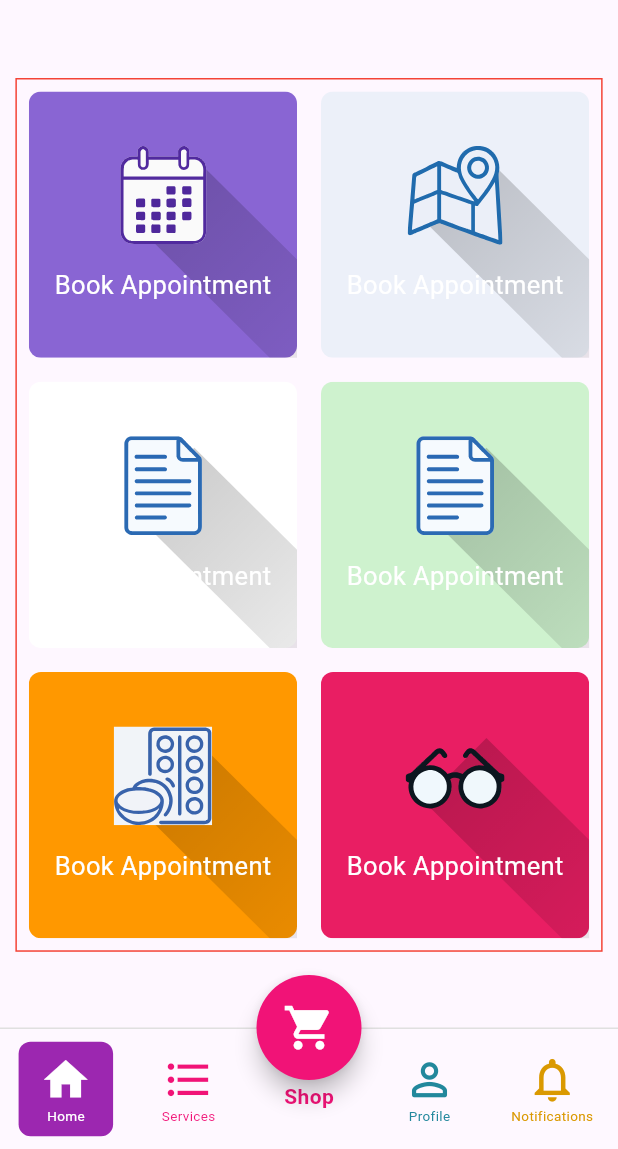
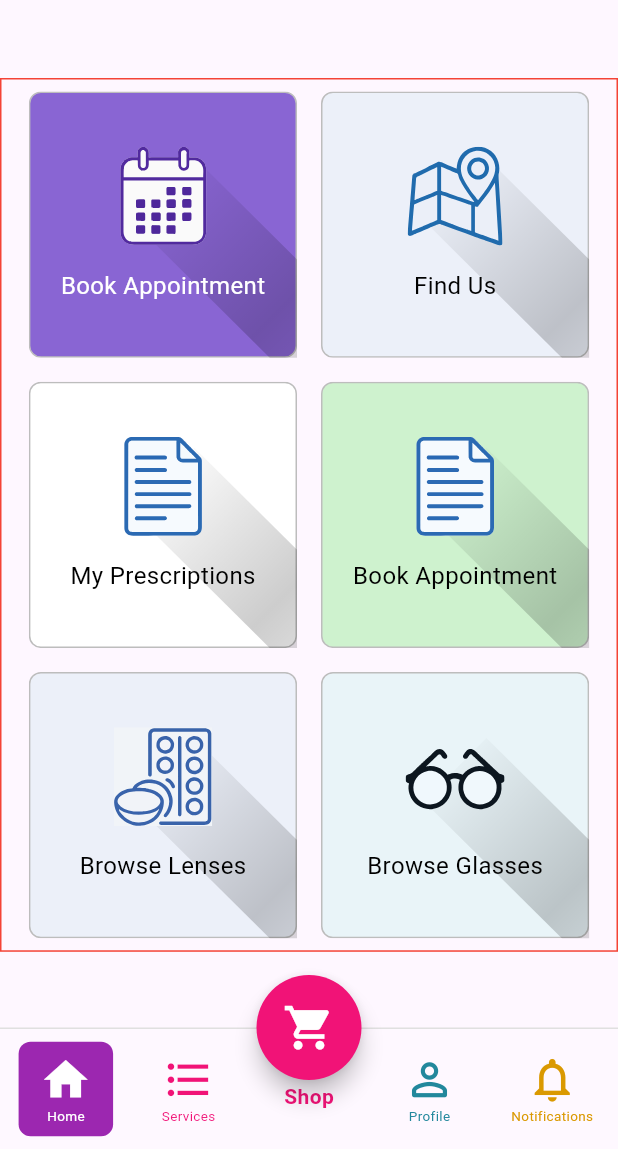
Before and after one commit to abbashashem283/babivision, a Flutter app: the screen it shows after launch, on a phone screen of 412 x 824 dp, the part 87-1236 px from its top. Run offline on Flutter 3.47's test engine with Material 3 defaults, Android fonts, the phone set to English and light mode, and no system bars; our stand-ins replace dio, flutter_dotenv, flutter_secure_storage, flutter_svg, pin_code_fields.

Commit message:
grid menu svgs ready and implemented responsive side menu

```diff
--- a/lib/Utils/extenstions/ResponsiveContext.dart
+++ b/lib/Utils/extenstions/ResponsiveContext.dart
@@ -4,6 +4,8 @@ enum ScreenSize { sm, md, lg, xl, xxl }
 
 extension ResponsiveContext on BuildContext {
   double get width => MediaQuery.of(this).size.width;
+  double get height => MediaQuery.of(this).size.height;
+  double get ratio => width / height;
 
   ScreenSize get screenSize {
     if (width >= 1536) return ScreenSize.xxl;
@@ -28,4 +30,12 @@ extension ResponsiveContext on BuildContext {
         return sm;
     }
   }
+
+  double percentageOfWidth(double percent) {
+    return width * percent;
+  }
+
+  double percentageOfHeight(double percent) {
+    return height * percent;
+  }
 }
--- a/lib/data/KConstants.dart
+++ b/lib/data/KConstants.dart
@@ -14,6 +14,7 @@ class KColors {
   static final Color contactIcon = Color.fromARGB(255, 39, 118, 143);
   static final Color appointment = Color.fromARGB(255, 137, 101, 211);
   static final Color findUs = Color.fromARGB(255, 236, 240, 249);
+  static final Color findUsIcon = Color.fromARGB(255, 32, 107, 173);
   static final Color orderLenses = Color.fromARGB(255, 206, 242, 206);
 
   static Color getColor(context, String color) {
--- a/lib/views/cards/DiagonalShadow.dart
+++ b/lib/views/cards/DiagonalShadow.dart
@@ -66,6 +66,7 @@ class DiagonalShadow extends StatelessWidget {
                                 BoxDecoration(
                                   gradient: LinearGradient(
                                     colors: [
+                                      Color.fromARGB(5, 0, 0, 0),
                                       Color.fromARGB(50, 0, 0, 0),
                                       Color.fromARGB(5, 0, 0, 0),
                                     ],
--- a/lib/views/pages/HomePage.dart
+++ b/lib/views/pages/HomePage.dart
@@ -5,6 +5,7 @@ import 'package:babivision/views/cards/DiagonalShadow.dart';
 import 'package:babivision/views/debug/B.dart';
 import 'package:flutter/material.dart';
 import 'package:babivision/data/KConstants.dart';
+import 'package:babivision/Utils/extenstions/ResponsiveContext.dart';
 import 'package:flutter_svg/svg.dart';
 
 class Homepage extends StatefulWidget {
@@ -36,8 +37,8 @@ class _HomepageState extends State<Homepage> {
                         label: Text(
                           data["label"],
                           style: TextStyle(
-                            color: Colors.white,
-                            fontSize: (height * 0.03).clamp(0, 17),
+                            color: data["color"],
+                            fontSize: context.responsive(sm: 16, md: 26),
                           ),
                         ),
                         icon: SvgPicture.asset(
@@ -48,7 +49,9 @@ class _HomepageState extends State<Homepage> {
                         decoration: BoxDecoration(
                           color: data["backgroundColor"],
                           borderRadius: BorderRadius.circular(8),
+                          border: Border.all(color: Colors.grey[400]!),
                         ),
+
                         //shadowDecoration: BoxDecoration(color: Colors.red),
                       ),
                     ),
@@ -137,7 +140,7 @@ class _HomepageState extends State<Homepage> {
       ),
       drawer: SafeArea(
         child: Container(
-          width: 280,
+          width: context.percentageOfWidth(.7),
           height: double.infinity,
           color: KColors.offWhite,
           child: Column(
@@ -146,11 +149,16 @@ class _HomepageState extends State<Homepage> {
               Column(
                 children: [
                   Container(
-                    width: 100,
-                    height: 100,
+                    width: (context.percentageOfWidth(.2) / context.ratio)
+                        .clamp(100, 150),
+                    height: (context.percentageOfWidth(.2) / context.ratio)
+                        .clamp(100, 150),
                     decoration: BoxDecoration(
                       color: Colors.purple[100],
-                      borderRadius: BorderRadius.circular(50),
+                      borderRadius: BorderRadius.circular(
+                        ((context.percentageOfWidth(.2) / 2) / context.ratio)
+                            .clamp(50, 75),
+                      ),
                     ),
                     child: Center(
                       child: Text(
@@ -184,7 +192,14 @@ class _HomepageState extends State<Homepage> {
                         size: 35,
                         color: KColors.aboutUsIcon,
                       ),
-                      title: Text("About Us", style: TextStyle(fontSize: 20)),
+                      title: Text(
+                        "About Us",
+                        style: TextStyle(
+                          fontSize: (context.percentageOfWidth(
+                            .02,
+                          )).clamp(18, 25),
+                        ),
+                      ),
                     ),
                     ListTile(
                       leading: Icon(
@@ -194,7 +209,11 @@ class _HomepageState extends State<Homepage> {
                       ),
                       title: Text(
                         "Contact / Support",
-                        style: TextStyle(fontSize: 20),
+                        style: TextStyle(
+                          fontSize: (context.percentageOfWidth(
+                            .02,
+                          )).clamp(18, 25),
+                        ),
                       ),
                     ),
                     ListTile(
@@ -203,7 +222,14 @@ class _HomepageState extends State<Homepage> {
                         size: 35,
                         color: Colors.grey[600],
                       ),
-                      title: Text("Settings", style: TextStyle(fontSize: 20)),
+                      title: Text(
+                        "Settings",
+                        style: TextStyle(
+                          fontSize: (context.percentageOfWidth(
+                            .02,
+                          )).clamp(18, 25),
+                        ),
+                      ),
                     ),
                     Divider(),
                     ListTile(
@@ -214,7 +240,11 @@ class _HomepageState extends State<Homepage> {
                       ),
                       title: Text(
                         "Terms & Privacy",
-                        style: TextStyle(fontSize: 20),
+                        style: TextStyle(
+                          fontSize: (context.percentageOfWidth(
+                            .02,
+                          )).clamp(18, 25),
+                        ),
                       ),
                     ),
                     ListTile(
@@ -223,7 +253,14 @@ class _HomepageState extends State<Homepage> {
                         size: 35,
                         color: Colors.red,
                       ),
-                      title: Text("Logout", style: TextStyle(fontSize: 20)),
+                      title: Text(
+                        "Logout",
+                        style: TextStyle(
+                          fontSize: (context.percentageOfWidth(
+                            .02,
+                          )).clamp(18, 25),
+                        ),
+                      ),
                     ),
                   ],
                 ),
@@ -236,6 +273,8 @@ class _HomepageState extends State<Homepage> {
         alignment: Alignment.topCenter,
         child: B(
           color: "r",
+          child: SizedBox(
+            width: double.infinity.clamp(50, 800),
             child: FractionallySizedBox(
               //height: 250,
               widthFactor: 0.95,
@@ -248,12 +287,14 @@ class _HomepageState extends State<Homepage> {
                       "onPress": null,
                       "img_src": "assets/icon-images/calendar.svg",
                       "label": "Book Appointment",
+                      "color": Colors.white,
                       "backgroundColor": KColors.appointment,
                     },
                     {
                       "onPress": null,
                       "img_src": "assets/icon-images/map.svg",
-                    "label": "Book Appointment",
+                      "label": "Find Us",
+                      "color": Colors.black,
                       "backgroundColor": KColors.findUs,
                     },
                   ]),
@@ -261,13 +302,15 @@ class _HomepageState extends State<Homepage> {
                     {
                       "onPress": null,
                       "img_src": "assets/icon-images/note.svg",
-                    "label": "Book Appointment",
+                      "label": "My Prescriptions",
+                      "color": Colors.black,
                       "backgroundColor": Colors.white,
                     },
                     {
                       "onPress": null,
                       "img_src": "assets/icon-images/note.svg",
                       "label": "Book Appointment",
+                      "color": Colors.black,
                       "backgroundColor": KColors.orderLenses,
                     },
                   ]),
@@ -275,17 +318,20 @@ class _HomepageState extends State<Homepage> {
                     {
                       "onPress": null,
                       "img_src": "assets/icon-images/lenses.svg",
-                    "label": "Book Appointment",
-                    "backgroundColor": Colors.orange,
+                      "label": "Browse Lenses",
+                      "color": Colors.black,
+                      "backgroundColor": KColors.findUs,
                     },
                     {
                       "onPress": null,
                       "img_src": "assets/icon-images/glasses.svg",
-                    "label": "Book Appointment",
-                    "backgroundColor": Colors.pink,
+                      "label": "Browse Glasses",
+                      "color": Colors.black,
+                      "backgroundColor": Color.fromARGB(255, 233, 244, 248),
                     },
                   ]),
                 ],
+              ),
             ),
           ),
         ),
```
Lines whose indentation alone changed are shown as unchanged.
